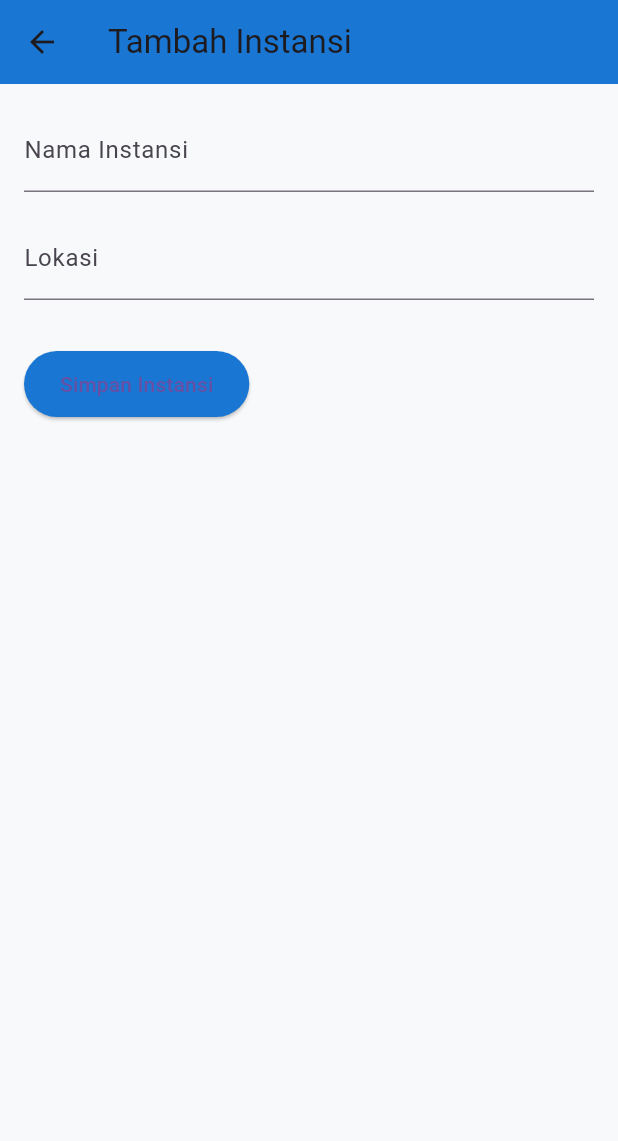
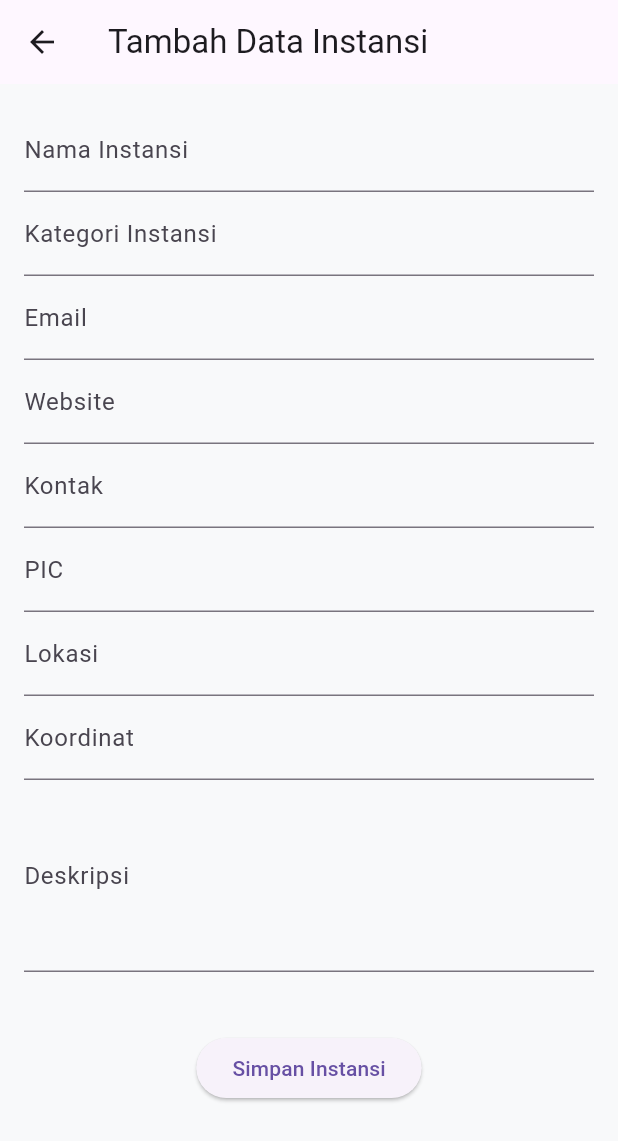
Before and after one commit to irwanphan/stamp-all, a Flutter app: the InstansiFormPage screen opened directly, on a phone screen of 412 x 824 dp. Shown: the top 1141 px of the screen. Run offline on Flutter 3.47's test engine with Material 3 defaults, Android fonts, the light colour scheme and no system bars; our stand-ins replace file_picker, sqflite; missing offline and left inert: encrypt; accounts and stored records are empty.

Commit message:
Update dependencies and enhance instansi form functionality; add image_picker and file_selector plugins for improved file handling, modify database schema to include additional fields, and refactor instansi form for better user input management.

```diff
--- /dev/null
+++ b/lib/screens/instansi_detail.dart
@@ -0,0 +1,54 @@
+// instansi_detail.dart
+import 'dart:io';
+import 'package:flutter/material.dart';
+
+class InstansiDetailPage extends StatelessWidget {
+  final Map<String, dynamic> instansi;
+
+  InstansiDetailPage({required this.instansi});
+
+  @override
+  Widget build(BuildContext context) {
+    return Scaffold(
+      appBar: AppBar(
+        title: Text(instansi['nama'] ?? 'Detail Instansi'),
+        backgroundColor: Colors.white,
+        foregroundColor: Colors.black,
+        elevation: 1,
+      ),
+      body: ListView(
+        padding: EdgeInsets.all(16),
+        children: [
+          if (instansi['foto'] != null && instansi['foto'].isNotEmpty)
+            ClipRRect(
+              borderRadius: BorderRadius.circular(8),
+              child: Image.file(
+                File(instansi['foto']),
+                height: 180,
+                width: double.infinity,
+                fit: BoxFit.cover,
+              ),
+            ),
+          SizedBox(height: 16),
+          Text(instansi['nama'] ?? '',
+              style: TextStyle(fontSize: 24, fontWeight: FontWeight.bold)),
+          SizedBox(height: 8),
+          Text("Kategori: ${instansi['kategori'] ?? ''}"),
+          Text("PIC: ${instansi['pic'] ?? ''}"),
+          Text("Kontak: ${instansi['kontak'] ?? ''}"),
+          Text("Email: ${instansi['email'] ?? ''}"),
+          Text("Website: ${instansi['website'] ?? ''}"),
+          SizedBox(height: 8),
+          Text("Koordinat: ${instansi['koordinat'] ?? '-'}"),
+          SizedBox(height: 16),
+          Text("Alamat / Lokasi:",
+              style: TextStyle(fontWeight: FontWeight.bold)),
+          Text(instansi['lokasi'] ?? ''),
+          SizedBox(height: 16),
+          Text("Deskripsi:", style: TextStyle(fontWeight: FontWeight.bold)),
+          Text(instansi['deskripsi'] ?? ''),
+        ],
+      ),
+    );
+  }
+}
--- a/lib/screens/instansi_form.dart
+++ b/lib/screens/instansi_form.dart
@@ -1,7 +1,11 @@
+// instansi_form.dart - Formulir untuk input data instansi lengkap
+import 'dart:io';
+
 import 'package:flutter/material.dart';
+// import 'package:image_picker/image_picker.dart';
+import 'package:path/path.dart' as p;
+import 'package:path_provider/path_provider.dart';
 import 'package:sqflite/sqflite.dart';
-import 'package:path/path.dart';
-// import '../helper.dart';
 
 class InstansiFormPage extends StatefulWidget {
   @override
@@ -10,71 +14,138 @@ class InstansiFormPage extends StatefulWidget {
 
 class _InstansiFormPageState extends State<InstansiFormPage> {
   final _formKey = GlobalKey<FormState>();
-  final TextEditingController _namaController = TextEditingController();
-  final TextEditingController _lokasiController = TextEditingController();
+  late Database db;
+
+  final namaController = TextEditingController();
+  final lokasiController = TextEditingController();
+  final kategoriController = TextEditingController();
+  final emailController = TextEditingController();
+  final websiteController = TextEditingController();
+  final kontakController = TextEditingController();
+  final picController = TextEditingController();
+  final deskripsiController = TextEditingController();
+  final koordinatController = TextEditingController();
+
+  File? _foto;
 
   Future<String> get _dbPath async {
-    final databasesPath = await getDatabasesPath();
-    return join(databasesPath, 'stamp.db');
+    final dir = await getApplicationDocumentsDirectory();
+    return p.join(dir.path, "stamp.db");
   }
 
-  Future<void> _simpanInstansi(BuildContext context) async {
-    if (_formKey.currentState!.validate()) {
-      final db = await openDatabase(await _dbPath);
-      await db.insert('instansi', {
-        'nama': _namaController.text,
-        'lokasi': _lokasiController.text,
-        'status': 'High Interest',
-        'aktif': 1,
-        'tanggal': DateTime.now().toIso8601String(),
-      });
-      await db.close();
-      Navigator.pop(context);
-    }
+  Future<void> initDB() async {
+    final path = await _dbPath;
+    db = await openDatabase(
+      path,
+      version: 1,
+      onCreate: (Database db, int version) async {
+        await db.execute('''
+          CREATE TABLE instansi (
+            id INTEGER PRIMARY KEY AUTOINCREMENT,
+            nama TEXT,
+            lokasi TEXT,
+            kategori TEXT,
+            email TEXT,
+            website TEXT,
+            kontak TEXT,
+            pic TEXT,
+            deskripsi TEXT,
+            foto TEXT,
+            koordinat TEXT
+          )
+        ''');
+      },
+    );
+  }
+
+  Future<void> simpanInstansi() async {
+    if (!_formKey.currentState!.validate()) return;
+
+    final data = {
+      'nama': namaController.text,
+      'lokasi': lokasiController.text,
+      'kategori': kategoriController.text,
+      'email': emailController.text,
+      'website': websiteController.text,
+      'kontak': kontakController.text,
+      'pic': picController.text,
+      'deskripsi': deskripsiController.text,
+      'koordinat': koordinatController.text,
+      'foto': _foto?.path ?? '',
+    };
+
+    await db.insert('instansi', data);
+    Navigator.pop(context);
+  }
+
+  // Future<void> _pickImage() async {
+  //   final picker = ImagePicker();
+  //   final picked = await picker.pickImage(source: ImageSource.gallery);
+  //   if (picked != null) {
+  //     setState(() => _foto = File(picked.path));
+  //   }
+  // }
+
+  @override
+  void initState() {
+    super.initState();
+    initDB();
   }
 
   @override
   void dispose() {
-    _namaController.dispose();
-    _lokasiController.dispose();
+    db.close();
     super.dispose();
+  }
+
+  Widget _buildTextField(String label, TextEditingController controller) {
+    return TextFormField(
+      controller: controller,
+      decoration: InputDecoration(labelText: label),
+      validator: (value) =>
+          value == null || value.isEmpty ? 'Wajib diisi' : null,
+    );
   }
 
   @override
   Widget build(BuildContext context) {
     return Scaffold(
-      appBar: AppBar(
-        title: Text('Tambah Instansi'),
-        backgroundColor: Colors.blue.shade700,
-      ),
-      body: Padding(
-        padding: const EdgeInsets.all(16.0),
+      appBar: AppBar(title: Text('Tambah Data Instansi')),
+      body: SingleChildScrollView(
+        padding: const EdgeInsets.all(16),
         child: Form(
           key: _formKey,
           child: Column(
-            crossAxisAlignment: CrossAxisAlignment.start,
             children: [
+              _buildTextField('Nama Instansi', namaController),
+              _buildTextField('Kategori Instansi', kategoriController),
+              _buildTextField('Email', emailController),
+              _buildTextField('Website', websiteController),
+              _buildTextField('Kontak', kontakController),
+              _buildTextField('PIC', picController),
+              _buildTextField('Lokasi', lokasiController),
+              _buildTextField('Koordinat', koordinatController),
               TextFormField(
-                controller: _namaController,
-                decoration: InputDecoration(labelText: 'Nama Instansi'),
-                validator: (value) =>
-                    value == null || value.isEmpty ? 'Wajib diisi' : null,
+                controller: deskripsiController,
+                decoration: InputDecoration(labelText: 'Deskripsi'),
+                maxLines: 4,
               ),
               SizedBox(height: 16),
-              TextFormField(
-                controller: _lokasiController,
-                decoration: InputDecoration(labelText: 'Lokasi'),
+              Row(
+                children: [
+                  // ElevatedButton(
+                  //   onPressed: _pickImage,
+                  //   child: Text("Pilih Foto"),
+                  // ),
+                  SizedBox(width: 10),
+                  if (_foto != null) Text(p.basename(_foto!.path)),
+                ],
               ),
-              SizedBox(height: 32),
+              SizedBox(height: 24),
               ElevatedButton(
-                onPressed: () => _simpanInstansi(context),
-                style: ElevatedButton.styleFrom(
-                  backgroundColor: Colors.blue.shade700,
-                  padding:
-                      EdgeInsets.symmetric(horizontal: 24.0, vertical: 12.0),
-                ),
+                onPressed: simpanInstansi,
                 child: Text('Simpan Instansi'),
-              ),
+              )
             ],
           ),
         ),
--- a/lib/screens/instansi_index.dart
+++ b/lib/screens/instansi_index.dart
@@ -4,6 +4,7 @@ import 'package:sqflite/sqflite.dart';
 import 'package:path_provider/path_provider.dart';
 import 'package:path/path.dart';
 import 'instansi_form.dart';
+import 'instansi_detail.dart';
 
 class InstansiIndexPage extends StatefulWidget {
   @override
@@ -29,7 +30,15 @@ class _InstansiIndexPageState extends State<InstansiIndexPage> {
           CREATE TABLE instansi (
             id INTEGER PRIMARY KEY AUTOINCREMENT,
             nama TEXT,
-            lokasi TEXT
+            lokasi TEXT,
+            kategori TEXT,
+            email TEXT,
+            website TEXT,
+            kontak TEXT,
+            pic TEXT,
+            deskripsi TEXT,
+            foto TEXT,
+            koordinat TEXT
           )
         ''');
       },
@@ -92,7 +101,13 @@ class _InstansiIndexPageState extends State<InstansiIndexPage> {
                               icon: Icon(Icons.remove_red_eye_outlined,
                                   color: Colors.blue),
                               onPressed: () {
-                                // Tampilkan halaman detail instansi jika sudah tersedia
+                                Navigator.push(
+                                  context,
+                                  MaterialPageRoute(
+                                    builder: (context) =>
+                                        InstansiDetailPage(instansi: item),
+                                  ),
+                                );
                               },
                             ),
                           ),
--- a/pubspec.yaml
+++ b/pubspec.yaml
@@ -12,6 +12,7 @@ dependencies:
   encrypt: ^5.0.1
   archive: ^3.3.6
   file_picker: ^6.1.1
+  image_picker: ^1.0.4
 
 dev_dependencies:
   flutter_launcher_icons: ^0.13.1
```
Also changed, not shown: pubspec.lock, 7 other files.
